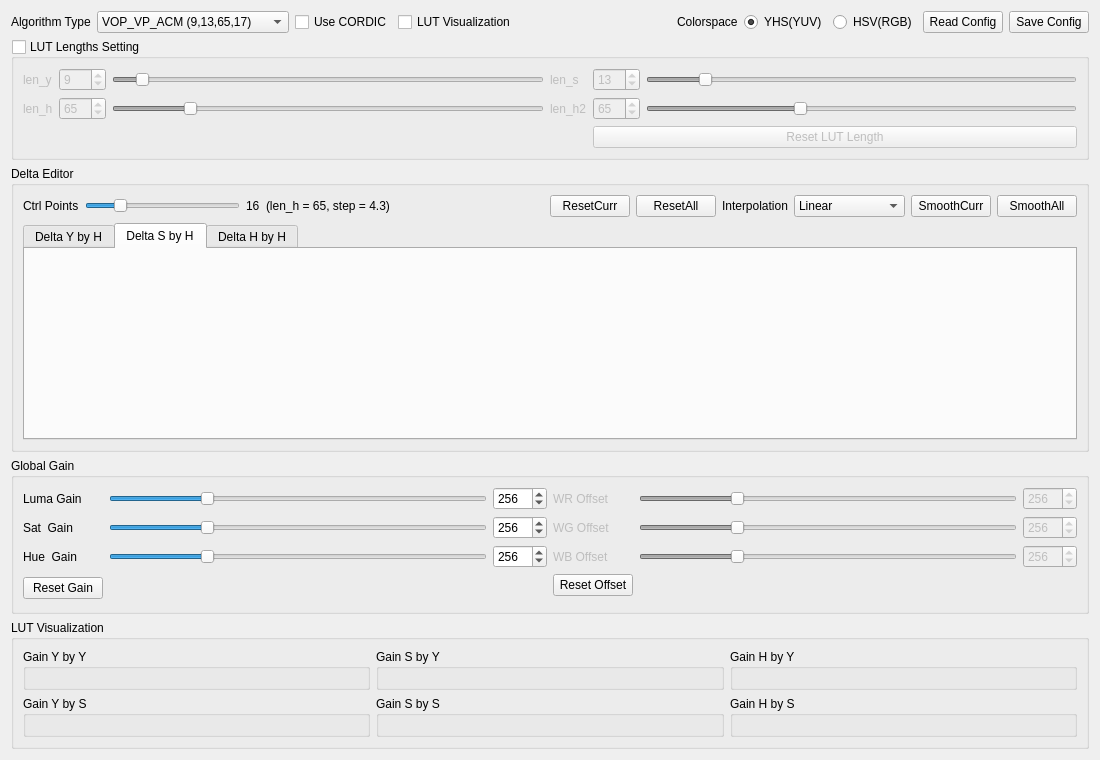
First picture: the form in script/verify_tool_app/ui/acm_ui.ui, repository FaiScofield/hwpq_verify, before the edit.
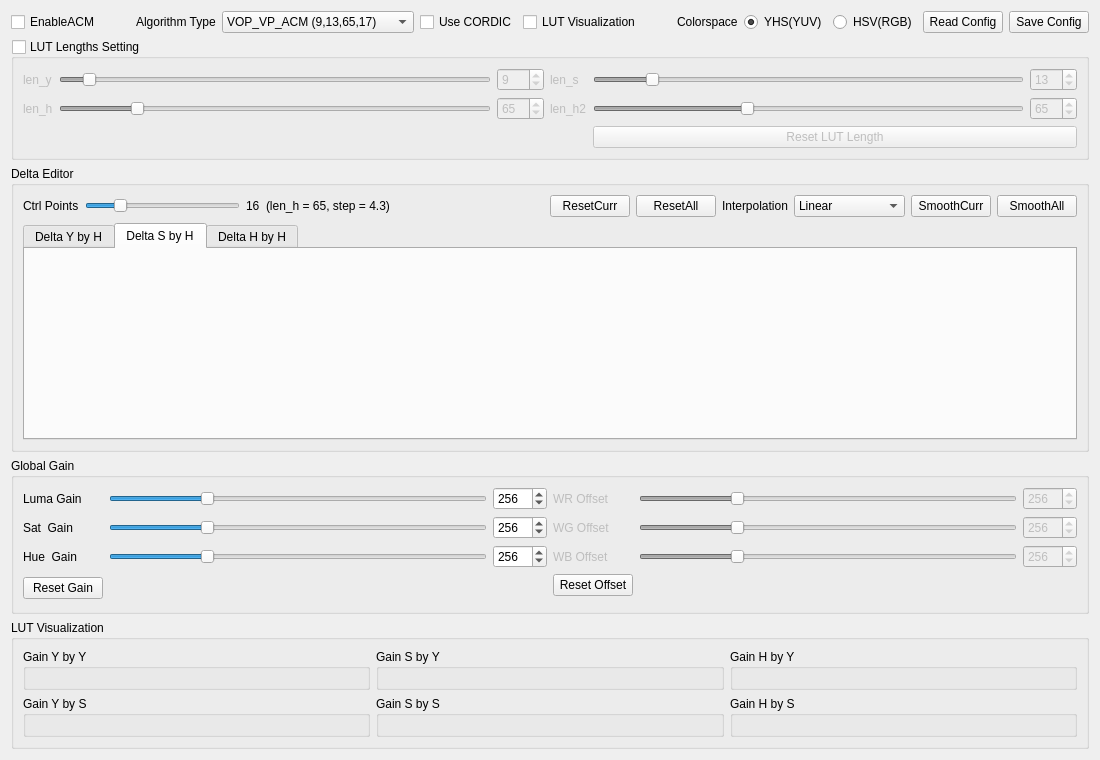
Second picture: the form after the edit. The open tabs and pages were chosen to show the change.

```diff
--- a/script/verify_tool_app/ui/acm_ui.ui
+++ b/script/verify_tool_app/ui/acm_ui.ui
@@ -16,6 +16,26 @@
   <layout class="QVBoxLayout" name="verticalLayout">
    <item>
     <layout class="QHBoxLayout" name="horizontalLayout_algo">
+     <item>
+      <widget class="QCheckBox" name="checkBox_enable_acm">
+       <property name="text">
+        <string>EnableACM</string>
+       </property>
+      </widget>
+     </item>
+     <item>
+      <spacer name="horizontalSpacer_3">
+       <property name="orientation">
+        <enum>Qt::Orientation::Horizontal</enum>
+       </property>
+       <property name="sizeHint" stdset="0">
+        <size>
+         <width>40</width>
+         <height>20</height>
+        </size>
+       </property>
+      </spacer>
+     </item>
      <item>
       <widget class="QLabel" name="label_algo_type">
        <property name="text">
@@ -136,20 +156,20 @@
         </property>
        </widget>
       </item>
-      <item row="0" column="1">
-       <widget class="QSpinBox" name="spinBox_len_y">
-        <property name="minimum">
-         <number>2</number>
-        </property>
-        <property name="maximum">
-         <number>128</number>
-        </property>
-        <property name="value">
-         <number>9</number>
-        </property>
-       </widget>
-      </item>
       <item row="0" column="2">
+       <widget class="QSpinBox" name="spinBox_len_y">
+        <property name="minimum">
+         <number>2</number>
+        </property>
+        <property name="maximum">
+         <number>128</number>
+        </property>
+        <property name="value">
+         <number>9</number>
+        </property>
+       </widget>
+      </item>
+      <item row="0" column="1">
        <widget class="QSlider" name="slider_len_y">
         <property name="minimum">
          <number>2</number>
@@ -172,20 +192,20 @@
         </property>
        </widget>
       </item>
-      <item row="0" column="4">
-       <widget class="QSpinBox" name="spinBox_len_s">
-        <property name="minimum">
-         <number>2</number>
-        </property>
-        <property name="maximum">
-         <number>90</number>
-        </property>
-        <property name="value">
-         <number>13</number>
-        </property>
-       </widget>
-      </item>
       <item row="0" column="5">
+       <widget class="QSpinBox" name="spinBox_len_s">
+        <property name="minimum">
+         <number>2</number>
+        </property>
+        <property name="maximum">
+         <number>90</number>
+        </property>
+        <property name="value">
+         <number>13</number>
+        </property>
+       </widget>
+      </item>
+      <item row="0" column="4">
        <widget class="QSlider" name="slider_len_s">
         <property name="minimum">
          <number>2</number>
@@ -208,20 +228,20 @@
         </property>
        </widget>
       </item>
-      <item row="1" column="1">
-       <widget class="QSpinBox" name="spinBox_len_h">
-        <property name="minimum">
-         <number>4</number>
-        </property>
-        <property name="maximum">
-         <number>360</number>
-        </property>
-        <property name="value">
-         <number>65</number>
-        </property>
-       </widget>
-      </item>
       <item row="1" column="2">
+       <widget class="QSpinBox" name="spinBox_len_h">
+        <property name="minimum">
+         <number>4</number>
+        </property>
+        <property name="maximum">
+         <number>360</number>
+        </property>
+        <property name="value">
+         <number>65</number>
+        </property>
+       </widget>
+      </item>
+      <item row="1" column="1">
        <widget class="QSlider" name="slider_len_h">
         <property name="minimum">
          <number>4</number>
@@ -244,20 +264,20 @@
         </property>
        </widget>
       </item>
-      <item row="1" column="4">
-       <widget class="QSpinBox" name="spinBox_len_h2">
-        <property name="minimum">
-         <number>2</number>
-        </property>
-        <property name="maximum">
-         <number>180</number>
-        </property>
-        <property name="value">
-         <number>65</number>
-        </property>
-       </widget>
-      </item>
       <item row="1" column="5">
+       <widget class="QSpinBox" name="spinBox_len_h2">
+        <property name="minimum">
+         <number>2</number>
+        </property>
+        <property name="maximum">
+         <number>180</number>
+        </property>
+        <property name="value">
+         <number>65</number>
+        </property>
+       </widget>
+      </item>
+      <item row="1" column="4">
        <widget class="QSlider" name="slider_len_h2">
         <property name="minimum">
          <number>2</number>
```
Left out of the diff: 2 changed lines with no effect on the pictures.
